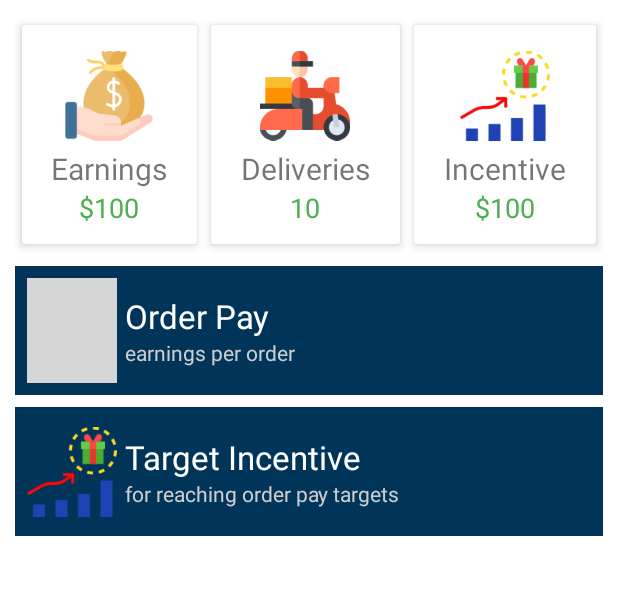
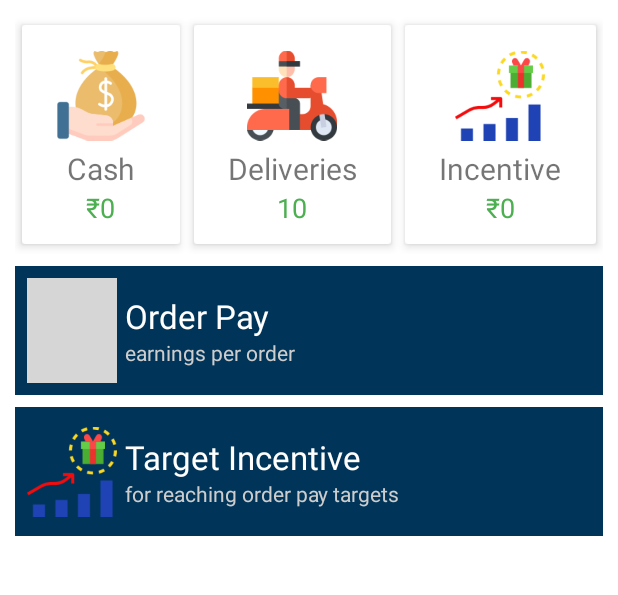
Before and after one commit to BullHoN/ApnaMZP_SATHI, an Android app: the HomeFragment screen opened directly, with no data from a screen before it, on a phone screen of 412 x 824 dp, the part 81-676 px from its top. Run offline under Robolectric (Android 15) with nearby library versions, the phone set to English and light mode, and no system bars; libraries missing offline, so code that uses them is left out: com.karumi.dexter, es.dmoral.toasty; Roboto replaces fonts that are not available here; 8 statements that could not run were skipped; grey boxes are pictures that could not be loaded.

Commit message:
Added feature: cashinhand

```diff
--- a/app/src/main/java/com/avit/apnamzpsathi/network/NetworkAPI.java
+++ b/app/src/main/java/com/avit/apnamzpsathi/network/NetworkAPI.java
@@ -1,5 +1,6 @@
 package com.avit.apnamzpsathi.network;
 
+import com.avit.apnamzpsathi.model.CashInHand;
 import com.avit.apnamzpsathi.model.DeliveryInfoData;
 import com.avit.apnamzpsathi.model.DeliverySathi;
 import com.avit.apnamzpsathi.model.NetworkResponse;
@@ -45,4 +46,7 @@ public interface NetworkAPI {
     @POST("/sathi/cancelItemsOnTheWay/{order_id}")
     Call<NetworkResponse> cancelItemsOnTheWay(@Path("order_id") String orderId);
 
+    @GET("/sathi/cashInHand/{delivery_sathi_id}")
+    Call<CashInHand> getCashInHand(@Path("delivery_sathi_id") String delvierySathiId);
+
 }
--- a/app/src/main/java/com/avit/apnamzpsathi/ui/home/HomeFragment.java
+++ b/app/src/main/java/com/avit/apnamzpsathi/ui/home/HomeFragment.java
@@ -30,7 +30,9 @@ import android.view.ViewGroup;
 import com.avit.apnamzpsathi.MainActivity;
 import com.avit.apnamzpsathi.R;
 import com.avit.apnamzpsathi.databinding.FragmentHomeBinding;
+import com.avit.apnamzpsathi.db.LocalDB;
 import com.avit.apnamzpsathi.db.SharedPrefNames;
+import com.avit.apnamzpsathi.model.CashInHand;
 import com.avit.apnamzpsathi.model.DeliveryInfoData;
 import com.avit.apnamzpsathi.model.DeliverySathi;
 import com.avit.apnamzpsathi.network.NetworkAPI;
@@ -87,6 +89,8 @@ public class HomeFragment extends Fragment {
 
         viewModel.getDataFromServer(getContext());
         viewModel.getIncentiveDataFromServer(getContext());
+
+        getCashInHand();
 
         binding.orderPayItems.setLayoutManager(new LinearLayoutManager(getContext(),LinearLayoutManager.VERTICAL,false));
         DeliverySathiInfoAdapter orderPayAdapter = new DeliverySathiInfoAdapter(getContext(),new ArrayList<>());
@@ -149,6 +153,34 @@ public class HomeFragment extends Fragment {
         });
 
         return binding.getRoot();
+    }
+
+    private void getCashInHand(){
+        Retrofit retrofit = RetrofitClient.getInstance();
+        NetworkAPI networkAPI = retrofit.create(NetworkAPI.class);
+
+        Call<CashInHand> call = networkAPI.getCashInHand(LocalDB.getDeliverySathiDetails(getContext()).getPhoneNo());
+        call.enqueue(new Callback<CashInHand>() {
+            @Override
+            public void onResponse(Call<CashInHand> call, Response<CashInHand> response) {
+                CashInHand cashInHand = response.body();
+
+                binding.cashInHand.setText("₹" + cashInHand.getCashInHand());
+                if(cashInHand.getCashInHand() >= 0){
+                    binding.cashInHand.setTextColor(getResources().getColor(R.color.successColor));
+                }
+                else {
+                    binding.cashInHand.setTextColor(getResources().getColor(R.color.errorColor));
+                }
+            }
+
+            @Override
+            public void onFailure(Call<CashInHand> call, Throwable t) {
+                Toasty.error(getContext(),t.getMessage(),Toasty.LENGTH_SHORT)
+                        .show();
+            }
+        });
+
     }
 
     private void getTheLocationPermission(){
--- a/app/src/main/res/layout/fragment_home.xml
+++ b/app/src/main/res/layout/fragment_home.xml
@@ -84,17 +84,19 @@
                             android:layout_height="70dp"/>
 
                         <TextView
+                            android:gravity="center"
                             android:textSize="20sp"
                             android:fontFamily="@font/roboto_bold"
-                            android:text="Earnings"
+                            android:text="Cash"
                             android:layout_width="wrap_content"
                             android:layout_height="wrap_content"/>
 
                         <TextView
+                            android:id="@+id/cash_in_hand"
                             android:textSize="18dp"
                             android:textColor="@color/success"
                             android:fontFamily="@font/roboto_bold"
-                            android:text="$100"
+                            android:text="₹0"
                             android:layout_width="wrap_content"
                             android:layout_height="wrap_content"/>
 
@@ -169,7 +171,7 @@
                             android:textSize="18dp"
                             android:textColor="@color/success"
                             android:fontFamily="@font/roboto_bold"
-                            android:text="$100"
+                            android:text="₹0"
                             android:layout_width="wrap_content"
                             android:layout_height="wrap_content"/>
 
```
Also changed, not shown: app/src/main/java/com/avit/apnamzpsathi/model/CashInHand.java (added, +13 -0 lines).
